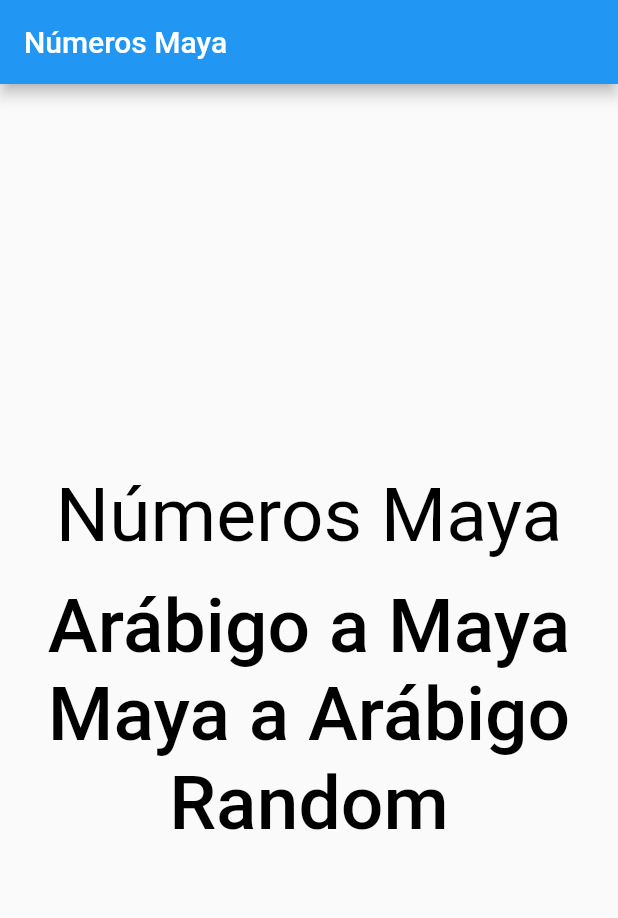
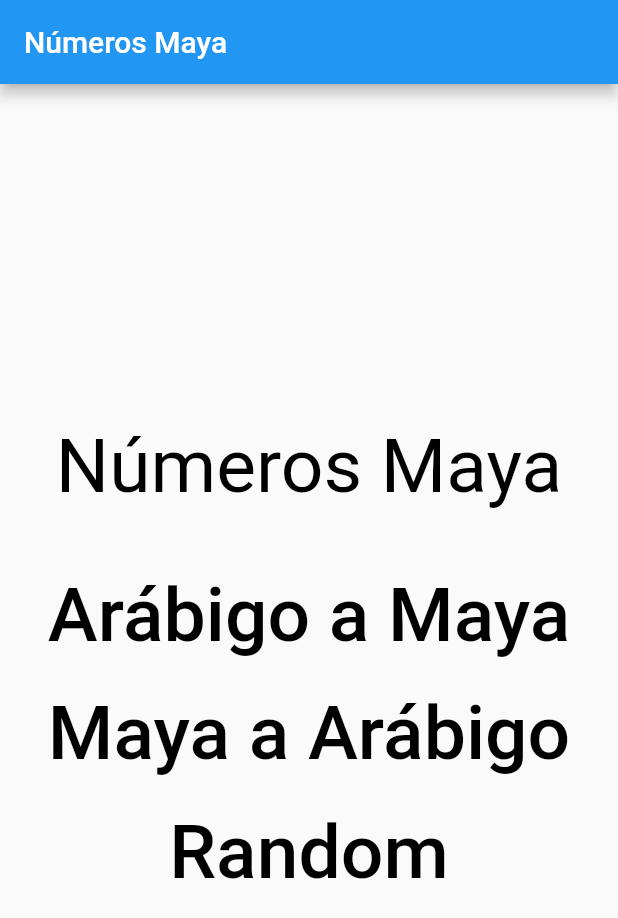
Before and after one commit to Darkceus/Proyecto-Final-N-meros-Maya, a Flutter app: the screen it shows after launch, on a phone screen of 412 x 824 dp. Shown: the top 918 px of the screen. Run offline on Flutter 3.47's test engine with Material 2 defaults, Android fonts, the phone set to English and light mode, and no system bars; our stand-ins replace bloc, flutter_bloc, freezed_annotation; generated files the repository leaves out were written again.

Commit message:
Proyecto Final Números Maya

```diff
--- a/lib/main.dart
+++ b/lib/main.dart
@@ -46,12 +46,12 @@ class Inicio extends StatelessWidget {
                   textAlign: TextAlign.center,
                   style: TextStyle(color: Colors.black, fontSize: 50),
                 ),
-                SizedBox(
-                  height: 15,
-                ),
+                SizedBox(height: 40),
                 Boton('Arábigo a Maya', 1),
+                SizedBox(height: 20),
                 Boton('Maya a Arábigo', 0),
-                Boton('Random', 2)
+                SizedBox(height: 20),
+                Boton('Random', 2),
               ],
             )),
           ),
```
